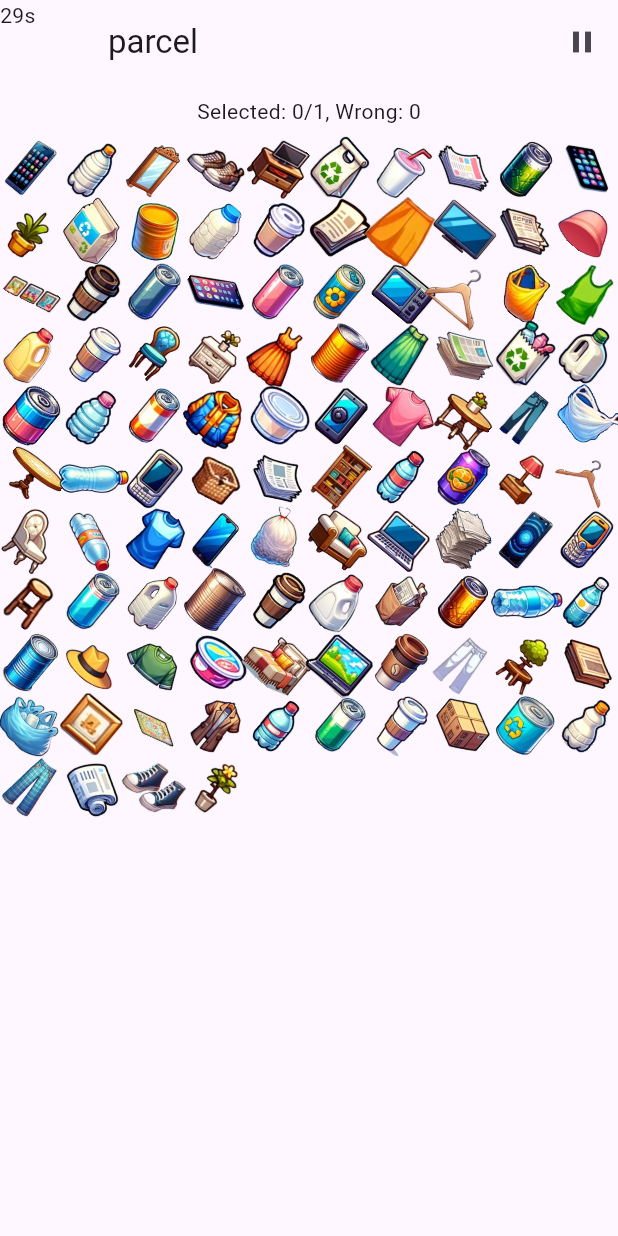
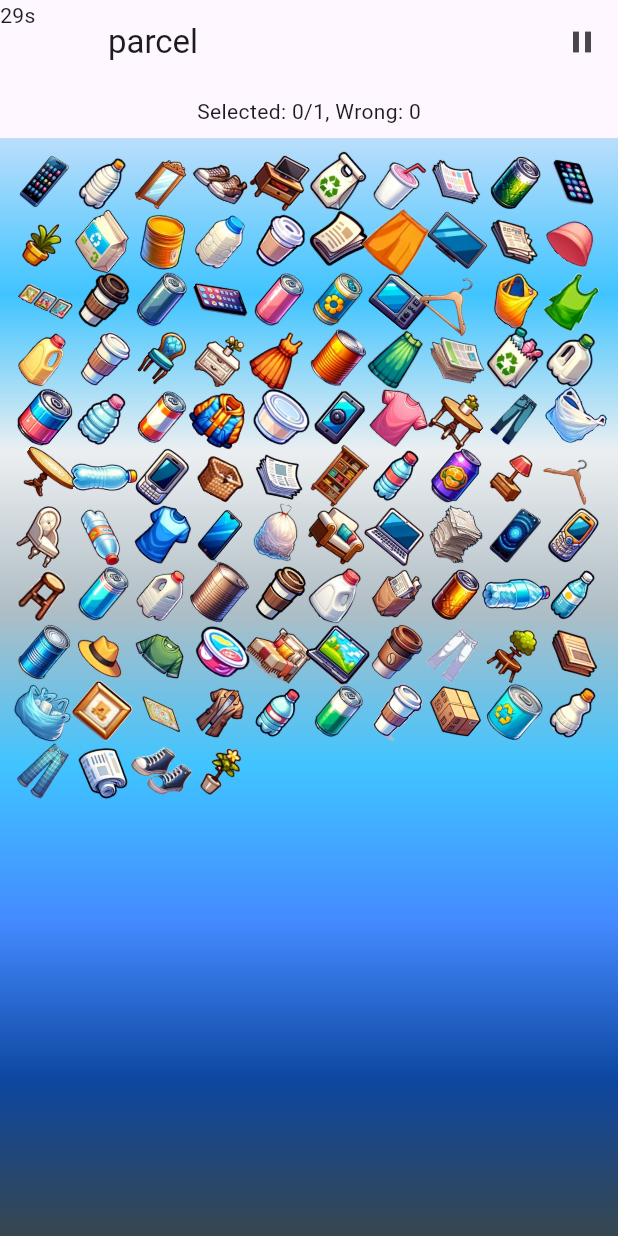
Before and after one commit to judydev/recycle_this, a Flutter app: the MyGame screen opened by its route, on a phone screen of 412 x 824 dp. Run offline on Flutter 3.47's test engine with Material 3 defaults, Android fonts, the light colour scheme and no system bars.

Commit message:
add padding, add UIInterfaceOrientationLandscapeRight

```diff
--- a/lib/src/game/my_game.dart
+++ b/lib/src/game/my_game.dart
@@ -142,34 +142,33 @@ class _MyGameState extends State<MyGame> {
             title: Text(chosenCategory!)),
         body: SafeArea(
             child: Column(
-          // mainAxisSize: MainAxisSize.min,
           children: [
             Padding(
                 padding: const EdgeInsets.all(8.0),
                 child: Text(
                     'Selected: ${found.length}/$expectedItemCount, Wrong: ${wrong.length}')),
-            Container(
-                // height: MediaQuery.sizeOf(context).height,
-                // decoration: BoxDecoration(
-                //     gradient: LinearGradient(
-                //         begin: Alignment.topCenter,
-                //         end: Alignment.bottomCenter,
-                //         colors: [
-                //       Colors.blue[100]!,
-                //       Colors.lightBlueAccent,
-                //       Colors.blueGrey[50]!,
-                //       Colors.blueGrey[200]!,
-                //       Colors.lightBlueAccent,
-                //       Colors.blueAccent,
-                //       Colors.blue[900]!,
-                //       Colors.blueGrey[800]!,
-                //     ])),
-                child: Expanded(
+            Expanded(
+              child: Container(
+                  padding: const EdgeInsets.all(10),
+                  decoration: BoxDecoration(
+                      gradient: LinearGradient(
+                          begin: Alignment.topCenter,
+                          end: Alignment.bottomCenter,
+                          colors: [
+                        Colors.blue[100]!,
+                        Colors.lightBlueAccent,
+                        Colors.blueGrey[50]!,
+                        Colors.blueGrey[200]!,
+                        Colors.lightBlueAccent,
+                        Colors.blueAccent,
+                        Colors.blue[900]!,
+                        Colors.blueGrey[800]!,
+                      ])),
                   child: GridView.count(
                       shrinkWrap: true,
                       crossAxisCount: colCount,
-                      children: spriteList),
-                )),
+                      children: spriteList)),
+            ),
           ],
         )));
   }
@@ -225,7 +224,6 @@ class _MyGameState extends State<MyGame> {
               }
             });
       }));
-      // list.add(const SizedBox.shrink());
     }
 
     final int randomStart = keyId;
```
Also changed, not shown: 1 other file.
